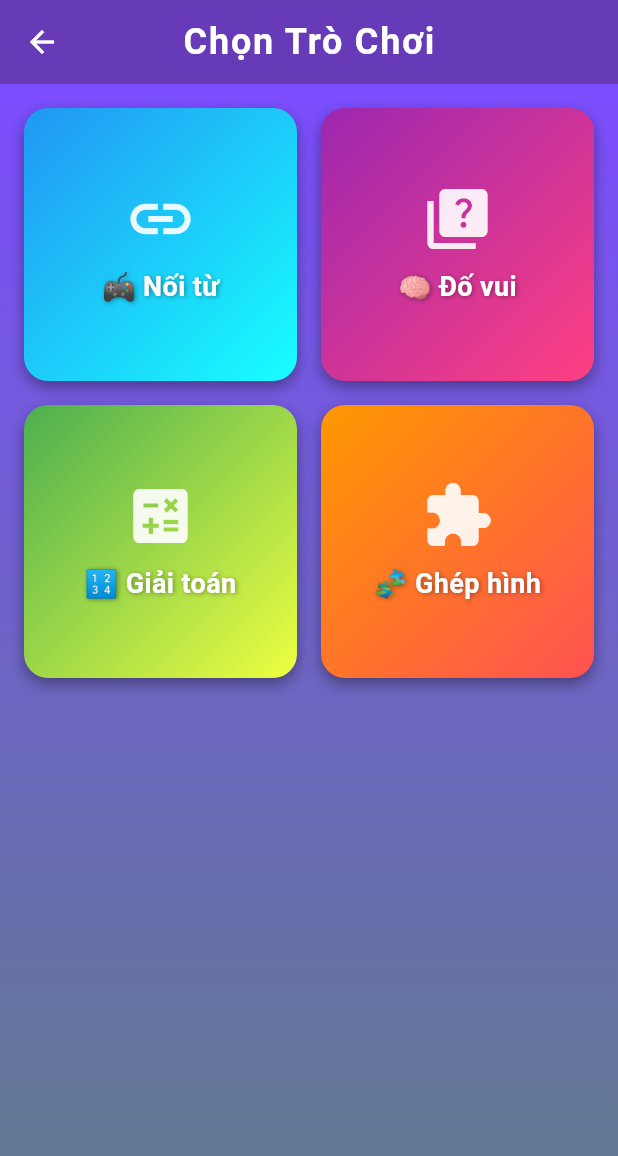
After one commit to trantranloc/flutter-facebook-clone, a Flutter app: the GameSelectionScreen screen opened by its route, after a tap on the "arrow back" icon, after a tap on "Trò chơi", on a phone screen of 412 x 824 dp. The commit adds this screen. Shown: the top 1156 px of the screen. Run offline on Flutter 3.47's test engine with Material 3 defaults, Android fonts, the phone set to English and light mode, and no system bars; our stand-ins replace cached_network_image, cloud_firestore, firebase_auth, firebase_core, firebase_storage, fl_chart and 6 more; missing offline and left inert: android_alarm_manager_plus, cloudinary_public, mailer; accounts and stored records are empty; network calls fail.

Commit message:
Refactor menu screen to replace 'Marketplace' with 'Games' and update navigation.

```diff
--- /dev/null
+++ b/lib/client/screens/game_selection_screen.dart
@@ -0,0 +1,143 @@
+import 'package:flutter/material.dart';
+import 'package:go_router/go_router.dart';
+
+class GameSelectionScreen extends StatelessWidget {
+  const GameSelectionScreen({super.key});
+
+  @override
+  Widget build(BuildContext context) {
+    final games = [
+      {
+        'title': '🎮 Nối từ',
+        'route': '/game-word-chain',
+        'icon': Icons.link,
+        'gradient': const LinearGradient(
+          colors: [Colors.blue, Colors.cyanAccent],
+          begin: Alignment.topLeft,
+          end: Alignment.bottomRight,
+        ),
+      },
+      {
+        'title': '🧠 Đố vui',
+        'route': '/game-quiz',
+        'icon': Icons.quiz,
+        'gradient': const LinearGradient(
+          colors: [Colors.purple, Colors.pinkAccent],
+          begin: Alignment.topLeft,
+          end: Alignment.bottomRight,
+        ),
+      },
+      {
+        'title': '🔢 Giải toán',
+        'route': '/game-math',
+        'icon': Icons.calculate,
+        'gradient': const LinearGradient(
+          colors: [Colors.green, Colors.limeAccent],
+          begin: Alignment.topLeft,
+          end: Alignment.bottomRight,
+        ),
+      },
+      {
+        'title': '🧩 Ghép hình',
+        'route': '/game-puzzle',
+        'icon': Icons.extension,
+        'gradient': const LinearGradient(
+          colors: [Colors.orange, Colors.redAccent],
+          begin: Alignment.topLeft,
+          end: Alignment.bottomRight,
+        ),
+      },
+    ];
+
+    return Scaffold(
+      appBar: AppBar(
+        leading: IconButton(
+          onPressed: () {
+            context.go('/menu');
+          },
+          icon: const Icon(Icons.arrow_back),
+        ),
+        title: const Text(
+          'Chọn Trò Chơi',
+          style: TextStyle(
+            fontWeight: FontWeight.bold,
+            fontSize: 24,
+            letterSpacing: 1.2,
+          ),
+        ),
+        centerTitle: true,
+        backgroundColor: Colors.deepPurple,
+        elevation: 0,
+        foregroundColor: Colors.white,
+      ),
+      body: Container(
+        decoration: const BoxDecoration(
+          gradient: LinearGradient(
+            colors: [Colors.deepPurpleAccent, Colors.blueGrey],
+            begin: Alignment.topCenter,
+            end: Alignment.bottomCenter,
+          ),
+        ),
+        child: Padding(
+          padding: const EdgeInsets.all(16.0),
+          child: GridView.builder(
+            itemCount: games.length,
+            gridDelegate: const SliverGridDelegateWithFixedCrossAxisCount(
+              crossAxisCount: 2,
+              mainAxisSpacing: 16,
+              crossAxisSpacing: 16,
+              childAspectRatio: 1.0,
+            ),
+            itemBuilder: (context, index) {
+              final game = games[index];
+              return GestureDetector(
+                onTap: () => context.go(game['route'] as String),
+                child: AnimatedContainer(
+                  duration: const Duration(milliseconds: 200),
+                  decoration: BoxDecoration(
+                    gradient: game['gradient'] as LinearGradient,
+                    borderRadius: BorderRadius.circular(16),
+                    boxShadow: const [
+                      BoxShadow(
+                        color: Colors.black38,
+                        blurRadius: 8,
+                        offset: Offset(0, 4),
+                      ),
+                    ],
+                  ),
+                  child: Column(
+                    mainAxisAlignment: MainAxisAlignment.center,
+                    children: [
+                      Icon(
+                        game['icon'] as IconData,
+                        size: 48,
+                        color: Colors.white.withOpacity(0.9),
+                      ),
+                      const SizedBox(height: 8),
+                      Text(
+                        game['title'] as String,
+                        textAlign: TextAlign.center,
+                        style: const TextStyle(
+                          fontSize: 18,
+                          fontWeight: FontWeight.bold,
+                          color: Colors.white,
+                          shadows: [
+                            Shadow(
+                              blurRadius: 4,
+                              color: Colors.black38,
+                              offset: Offset(1, 1),
+                            ),
+                          ],
+                        ),
+                      ),
+                    ],
+                  ),
+                ),
+              );
+            },
+          ),
+        ),
+      ),
+    );
+  }
+}
--- a/lib/client/screens/menu_screen.dart
+++ b/lib/client/screens/menu_screen.dart
@@ -198,19 +198,11 @@ class _MenuScreenState extends State<MenuScreen> {
                                               () => context.go('/list-friend'),
                                         ),
                                         _buildMenuItem(
-                                          key: 'marketplace',
-                                          icon: Icons.store,
-                                          title: 'Marketplace',
+                                          key: 'game',
+                                          icon: Icons.gamepad,
+                                          title: 'Trò chơi',
                                           onTap:
-                                              () => ScaffoldMessenger.of(
-                                                context,
-                                              ).showSnackBar(
-                                                const SnackBar(
-                                                  content: Text(
-                                                    'Tính năng đang phát triển',
-                                                  ),
-                                                ),
-                                              ),
+                                              () => context.go('/game-selection'),
                                         ),
                                         _buildMenuItem(
                                           key: 'memories',
@@ -315,7 +307,7 @@ class _MenuScreenState extends State<MenuScreen> {
   }) {
     return ListTile(
       key: ValueKey(key),
-      leading: Icon(icon, color: const Color(0xFF1877F2), size: 28),
+      leading: Icon(icon, color: Theme.of(context).colorScheme.primary, size: 28),
       title: Text(
         title,
         style: Theme.of(context).textTheme.bodyMedium, // Use theme text style
--- a/lib/providers/theme_provider.dart
+++ b/lib/providers/theme_provider.dart
@@ -86,7 +86,7 @@ class ThemeProvider extends ChangeNotifier {
       cardColor: Colors.white,
       colorScheme: const ColorScheme.light(
         primary: Color(0xFFFF6F61),
-        secondary: Color(0xFF40C4FF),
+        secondary: Color.fromARGB(255, 135, 44, 255),
         error: Colors.red,
       ),
     );
@@ -96,7 +96,7 @@ class ThemeProvider extends ChangeNotifier {
   static ThemeData get darkTheme {
     return ThemeData(
       brightness: Brightness.dark,
-      primaryColor: const Color(0xFF00FF7F), // Neon Green
+      primaryColor: const Color.fromARGB(255, 234, 0, 255), // Neon Green
       scaffoldBackgroundColor: const Color(0xFF121212), // Dark Background
       textTheme: const TextTheme(
         headlineLarge: TextStyle(
@@ -129,7 +129,7 @@ class ThemeProvider extends ChangeNotifier {
       ),
       cardColor: const Color(0xFF1E1E1E),
       colorScheme: const ColorScheme.dark(
-        primary: Color(0xFF00FF7F),
+        primary: Color.fromARGB(255, 135, 44, 255),
         secondary: Color(0xFFE040FB),
         error: Colors.redAccent,
       ),
--- a/lib/router/user_router.dart
+++ b/lib/router/user_router.dart
@@ -24,6 +24,8 @@ import 'package:flutter_facebook_clone/client/screens/setting_screen.dart';
 import 'package:flutter_facebook_clone/admin/screens/admin_choice_screen.dart';
 import 'package:flutter_facebook_clone/admin/screens/admin_dashboard_screen.dart';
 import 'package:flutter_facebook_clone/providers/user_provider.dart';
+import 'package:flutter_facebook_clone/client/screens/game_selection_screen.dart';
+import 'package:flutter_facebook_clone/client/screens/game_word_chain_screen.dart';
 import 'package:provider/provider.dart';
 
 import 'package:go_router/go_router.dart';
@@ -210,6 +212,14 @@ final GoRouter userRouter = GoRouter(
     GoRoute(
       path: '/admin/choice',
       builder: (context, state) => const AdminChoiceScreen(),
+    ),
+    GoRoute(
+      path: '/game-selection',
+      builder: (context, state) => const GameSelectionScreen(),
+    ),
+    GoRoute(
+      path: '/game-word-chain',
+      builder: (context, state) => const GameWordChainScreen(),
     ),
   ],
 );
```
Also changed, not shown: lib/client/screens/game_word_chain_screen.dart (added, +158 -0 lines).
